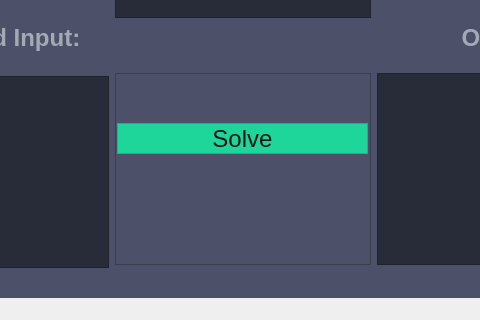
The window that calculator.ui (DevonVipond/Matrix-Calculator) describes before a commit, drawn with Qt 5; both pictures show x 158 to 638 and y 236 to 556 of the 804 by 556 pixel window.
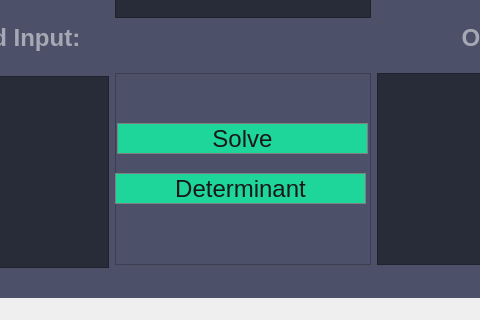
The same window after the commit.

Commit message: added determinant feature'

Diff of the .ui file:
```diff
--- a/calculator.ui
+++ b/calculator.ui
@@ -75,6 +75,37 @@
         <string>Solve</string>
        </property>
       </widget>
+      <widget class="QPushButton" name="determinant">
+       <property name="geometry">
+        <rect>
+         <x>0</x>
+         <y>100</y>
+         <width>251</width>
+         <height>31</height>
+        </rect>
+       </property>
+       <property name="styleSheet">
+        <string notr="true">QPushButton{
+	background-color: #1ed69a;
+	font: 18pt;
+	color:rgb(24, 24, 24);
+	border: 1px solid gray;
+	padding: 5px;
+	
+}
+
+QPushButton::pressed{
+	background-color: #1ed69a;
+	font: 18pt;
+	color:rgb(24, 24, 24)
+	border: 1px solid gray;
+	padding: 5px;
+}</string>
+       </property>
+       <property name="text">
+        <string>Determinant</string>
+       </property>
+      </widget>
      </widget>
     </item>
     <item row="7" column="0" rowspan="6">
```
The commit also changes 5 other files.
